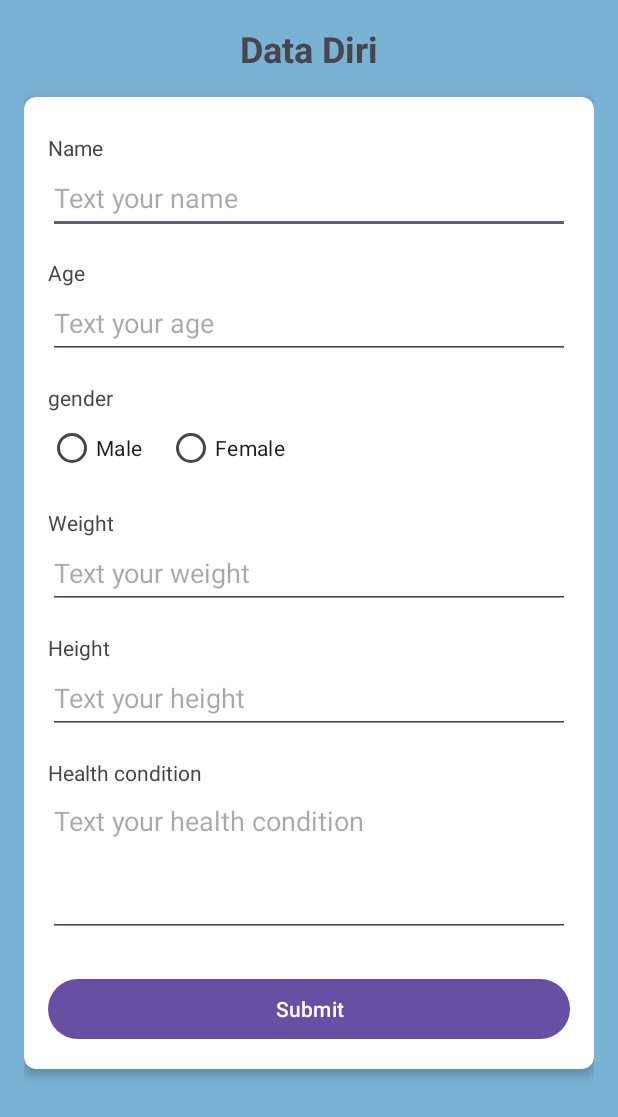
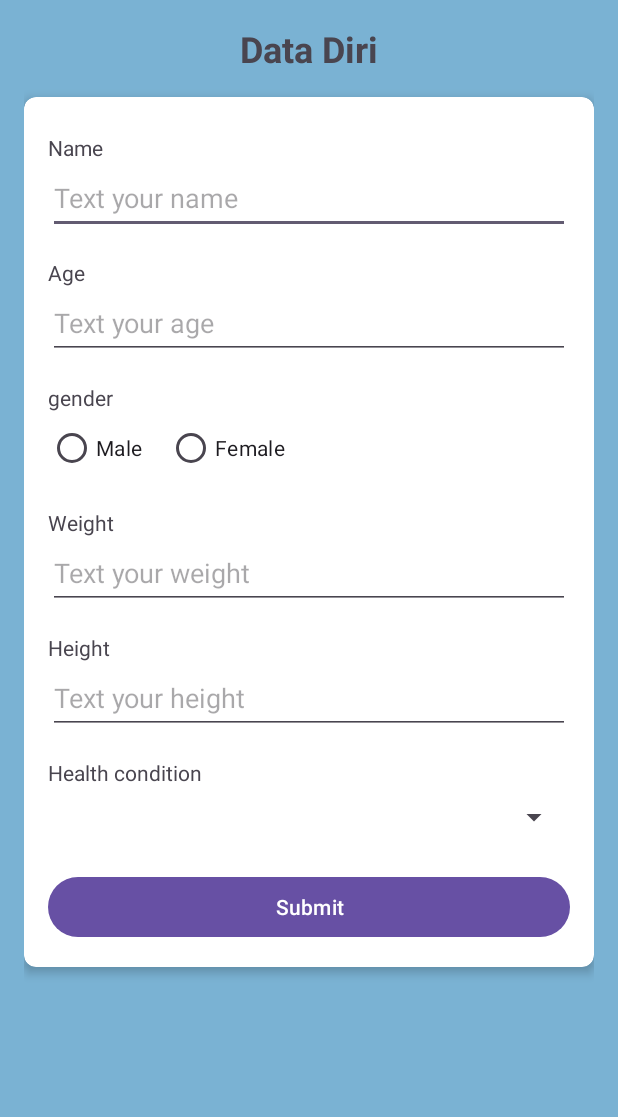
Before and after one commit to sanzzsky/MAHA, an Android app: the DataDiriActivity screen opened directly, with no data from a screen before it, on a phone screen of 412 x 824 dp. Shown: the top 1117 px of the screen. Run offline under Robolectric (Android 15) with nearby library versions, the phone set to English and light mode, and no system bars; 1 statement that could not run was skipped.

Commit message:
Update activity_data_diri.xml drop down 2 penyakit

```diff
--- a/MAHA-Mobile Development/app/src/main/res/layout/activity_data_diri.xml
+++ b/MAHA-Mobile Development/app/src/main/res/layout/activity_data_diri.xml
@@ -127,21 +127,18 @@
             android:minHeight="48dp" />
 
 <!--        Harus drop down -->
-        <TextView
+       <TextView
             android:id="@+id/tv_health_condition"
             android:layout_width="wrap_content"
             android:layout_height="wrap_content"
             android:text="@string/condition"
             android:layout_marginTop="16dp" />
 
-        <EditText
-            android:id="@+id/edt_health_condition"
+        <Spinner
+            android:id="@+id/spinner_health_condition"
             android:layout_width="match_parent"
             android:layout_height="wrap_content"
-            android:hint="@string/health_condition_hint"
-            android:inputType="textMultiLine"
-            android:gravity="top"
-            android:minHeight="100dp" />
+            android:layout_marginTop="8dp" />
 
         <Button
             android:id="@+id/btn_submit"
```
